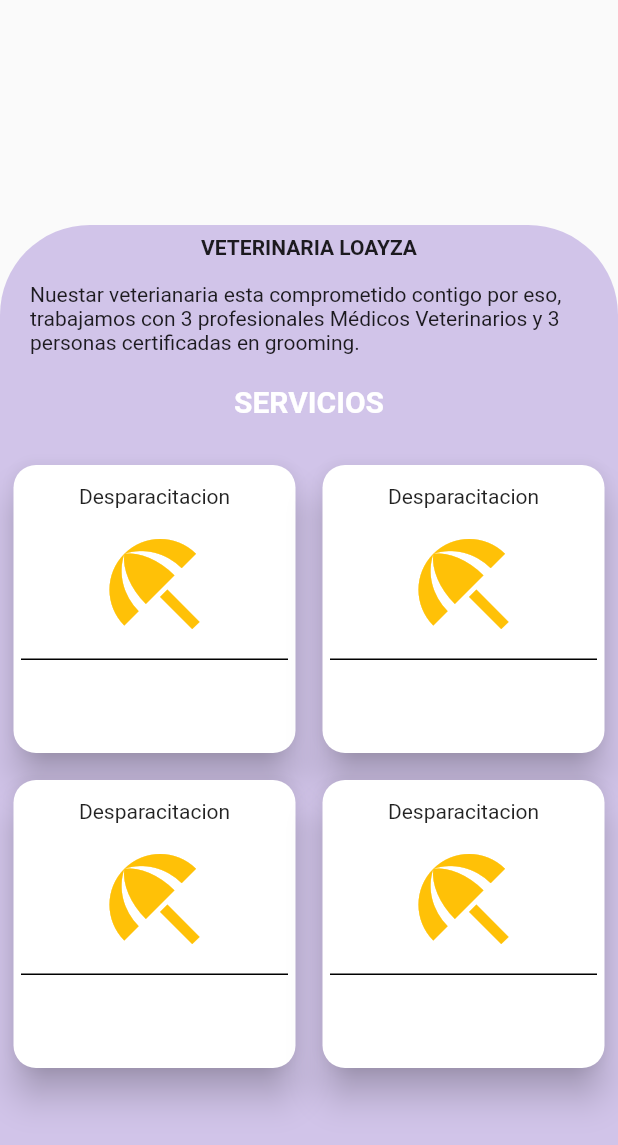
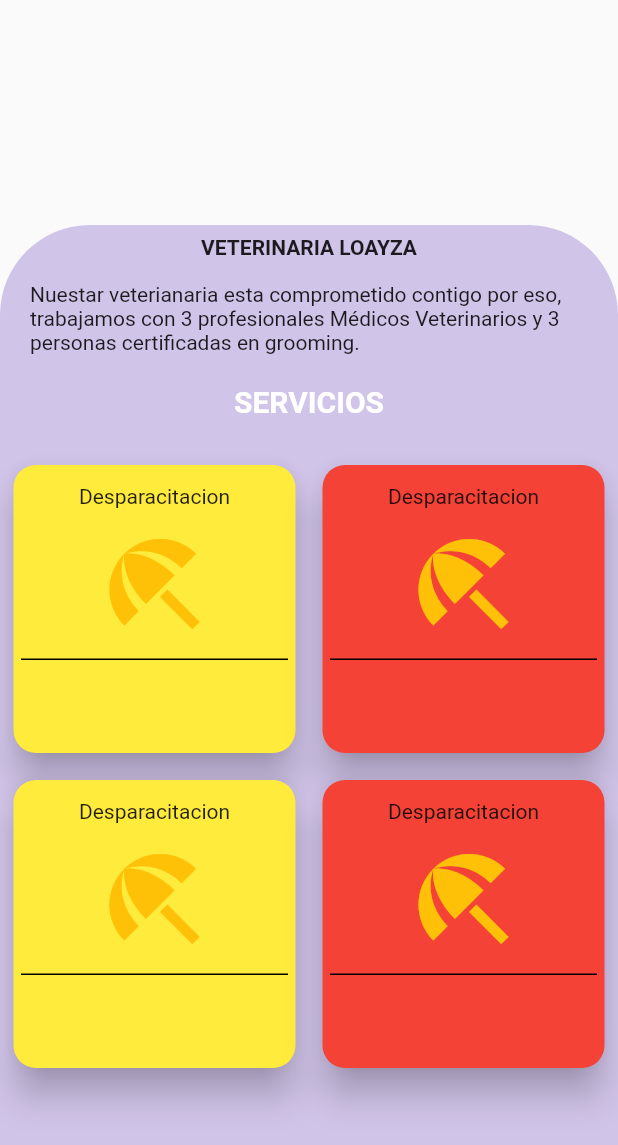
Before and after one commit to millemax/petpaws, a Flutter app: the PerfilVeterinariaPage screen opened directly, on a phone screen of 412 x 824 dp. Shown: the top 1145 px of the screen. Run offline on Flutter 3.47's test engine with Material 2 defaults, Android fonts, the phone set to English and light mode, and no system bars; our stand-ins replace awesome_dialog, cloud_firestore, firebase_auth, firebase_core, rxdart, wave; accounts and stored records are empty.

Commit message:
juntado con de rene

```diff
--- a/lib/pages/perfilVeterinarias_page.dart
+++ b/lib/pages/perfilVeterinarias_page.dart
@@ -1,4 +1,5 @@
 import 'package:flutter/material.dart';
+import 'package:cloud_firestore/cloud_firestore.dart';
 
 class PerfilVeterinariaPage extends StatefulWidget {
   @override
@@ -6,6 +7,29 @@ class PerfilVeterinariaPage extends StatefulWidget {
 }
 
 class _PerfilVeterinariaPageState extends State<PerfilVeterinariaPage> {
+
+// con esta funcion estamos recuperando los servicios de la veterinaria
+  _getdata() async{
+    await FirebaseFirestore.instance.collection('veterinarias').get().then((data){
+      print('estos son los datos $data');
+      data.docs.forEach((document){
+        print(document.data());
+        print(document.id);
+
+      });
+
+    });
+
+
+
+  }
+  @override
+  void initState() {
+    super.initState();
+    _getdata();
+
+  }
+
   @override
   Widget build(BuildContext context) {
     return Scaffold(
@@ -109,7 +133,7 @@ class _PerfilVeterinariaPageState extends State<PerfilVeterinariaPage> {
                 height: 200,
                 margin: EdgeInsets.all(5),
                 child: Card(
-                  color: Colors.white,
+                  color: Colors.yellow,
                   shape: RoundedRectangleBorder(
                     borderRadius: BorderRadius.circular(15.0),
                   ),
@@ -154,7 +178,7 @@ class _PerfilVeterinariaPageState extends State<PerfilVeterinariaPage> {
                 height: 200,
                 margin: EdgeInsets.all(5),
                 child: Card(
-                  color: Colors.white,
+                  color: Colors.red,
                   shape: RoundedRectangleBorder(
                     borderRadius: BorderRadius.circular(15.0),
                   ),
```
Also changed, not shown: lib/pages/home_page.dart (+1 -6 lines).
